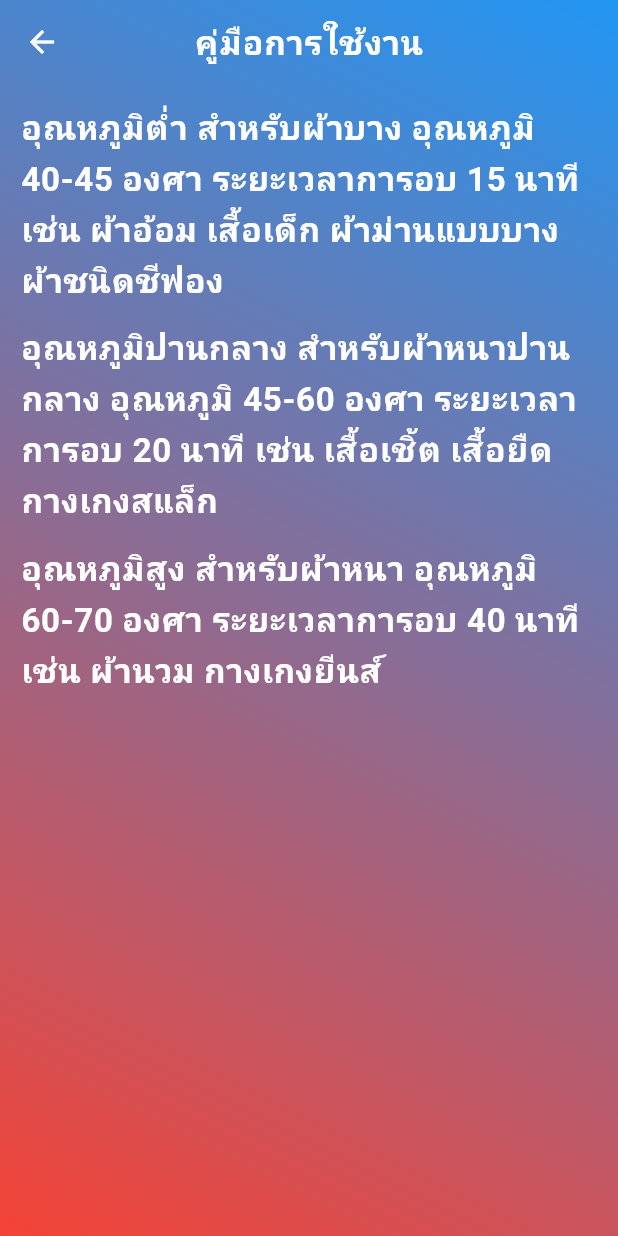
After one commit to Lenilk/Tuxbpha, a Flutter app: the MyHomePage screen opened directly, after a tap on the "help" icon, on a phone screen of 412 x 824 dp. The commit adds this screen. Run offline on Flutter 3.47's test engine with Material 3 defaults, Android fonts, the phone set to English and light mode, and no system bars; our stand-ins replace shared_preferences; accounts and stored records are empty; network calls fail.

Commit message:
add manual page, icon in home page, text theme. create string to object class. make icon_widget for adjust radius icon size

```diff
--- /dev/null
+++ b/lib/components/icon_widget.dart
@@ -0,0 +1,10 @@
+
+import 'package:flutter/material.dart';
+
+Widget icon_widget(double radius) {
+  return ClipOval(
+      child: SizedBox.fromSize(
+        size: Size.fromRadius(radius), // Image radius
+        child: Image.asset('icon/icon.jpg', fit: BoxFit.cover),
+      ));
+}
--- a/lib/main.dart
+++ b/lib/main.dart
@@ -12,6 +12,9 @@ class MyApp extends StatelessWidget {
       theme: ThemeData(
         colorScheme: ColorScheme.fromSeed(seedColor: Colors.deepPurple),
         useMaterial3: true,
+        textTheme: const TextTheme(
+          bodyLarge: TextStyle(fontSize: 22,fontWeight: FontWeight.bold, color: Colors.white), // สำหรับข้อความหลัก
+        ),
       ),
       home:  const LoginPage(),
     );
--- /dev/null
+++ b/lib/page/detail_dialog_widget.dart
@@ -0,0 +1,52 @@
+import 'package:flutter/material.dart';
+
+class DetailPage extends StatelessWidget {
+  const DetailPage({super.key});
+
+  @override
+  Widget build(BuildContext context) {
+    return Container(
+        decoration: const BoxDecoration(
+            gradient: LinearGradient(
+          begin: Alignment.topRight,
+          end: Alignment.bottomLeft,
+          colors: [
+            Colors.blue,
+            Colors.red,
+          ],
+        )),
+        child: Scaffold(
+          appBar: AppBar(
+            backgroundColor: Colors.transparent,
+            foregroundColor: Colors.white,
+            title: Text("คู่มือการใช้งาน",style: Theme.of(context).textTheme.bodyLarge,),
+            centerTitle: true,
+          ),
+          backgroundColor: Colors.transparent,
+          body: Padding(
+            padding: const EdgeInsets.symmetric(horizontal: 14),
+            child: ListView(
+              children: [
+                const SizedBox(height: 12,),
+                Text(
+                  "อุณหภูมิต่ำ สำหรับผ้าบาง อุณหภูมิ 40-45 องศา ระยะเวลาการอบ 15 นาที เช่น ผ้าอ้อม เสื้อเด็ก ผ้าม่านแบบบาง ผ้าชนิดชีฟอง",
+                  style: Theme.of(context).textTheme.bodyLarge,
+                ),
+                const SizedBox(
+                  height: 12,
+                ),
+                Text(
+                    "อุณหภูมิปานกลาง สำหรับผ้าหนาปานกลาง อุณหภูมิ 45-60 องศา ระยะเวลาการอบ 20 นาที เช่น เสื้อเชิ้ต เสื้อยืด กางเกงสแล็ก",
+                    style: Theme.of(context).textTheme.bodyLarge),
+                const SizedBox(
+                  height: 12,
+                ),
+                Text(
+                    "อุณหภูมิสูง สำหรับผ้าหนา อุณหภูมิ 60-70 องศา ระยะเวลาการอบ 40 นาที เช่น ผ้านวม กางเกงยีนส์",
+                    style: Theme.of(context).textTheme.bodyLarge)
+              ],
+            ),
+          ),
+        ));
+  }
+}
--- a/lib/page/homepage.dart
+++ b/lib/page/homepage.dart
@@ -1,7 +1,11 @@
 import 'dart:async';
 import 'dart:convert';
 import 'dart:io';
-
+import 'dart:isolate';
+import 'package:dryer_smart/components/icon_widget.dart';
+import 'package:dryer_smart/dto/data.dart';
+import 'package:dryer_smart/page/detail_dialog_widget.dart';
+import 'package:flutter/foundation.dart';
 import 'package:flutter/material.dart';
 import 'package:http/http.dart' as http;
 import 'package:dryer_smart/components/comfirm_dialog_widget.dart';
@@ -16,40 +20,47 @@ class MyHomePage extends StatefulWidget {
 }
 
 class _MyHomePageState extends State<MyHomePage> {
-  int _counter = 0;
   String? HumidVal = "Loading";
   String? TempVal = "Loading";
   String? state = "Loading";
-
-  Future<String?> fetchHumid() async {
+  void fetchHumid() async {
     final res = await http.get(Uri.parse(
         'https://api.anto.io/channel/get/u6xuDlZyHCPHLDwRKhpOZA8SnZOjps0KMI51krgc/DHTTest/DHT21'));
-    final body = jsonDecode(res.body) as Map<String, dynamic>;
+    String responseBody = utf8.decode(res.bodyBytes);
+
+    Data body = parseBody(responseBody);
     debugPrint(body.toString());
     setState(() {
-      HumidVal = body['value'];
+      HumidVal = body.value;
     });
-    return body['value'];
   }
 
   void fetchTemp() async {
-    debugPrint(fetchingData.isActive.toString());
     final res = await http.get(Uri.parse(
         'https://api.anto.io/channel/get/u6xuDlZyHCPHLDwRKhpOZA8SnZOjps0KMI51krgc/DHTTest/test'));
-    final body = jsonDecode(res.body) as Map<String, dynamic>;
+    String responseBody = utf8.decode(res.bodyBytes);
+
+    Data body = parseBody(responseBody);
     debugPrint(body.toString());
     setState(() {
-      TempVal = body['value'];
+      TempVal = body.value;
     });
+  }
+
+  Data parseBody(String body) {
+    final data = jsonDecode(body) as Map<String, dynamic>;
+    return Data.fromJson(data);
   }
 
   void fetchState() async {
     final res = await http.get(Uri.parse(
         'https://api.anto.io/channel/get/u6xuDlZyHCPHLDwRKhpOZA8SnZOjps0KMI51krgc/DHTTest/State'));
-    final body = jsonDecode(res.body) as Map<String, dynamic>;
+    String responseBody = utf8.decode(res.bodyBytes);
+
+    Data body = parseBody(responseBody);
     debugPrint(body.toString());
     setState(() {
-      state = body['value'];
+      state = body.value;
     });
   }
 
@@ -86,6 +97,7 @@ class _MyHomePageState extends State<MyHomePage> {
   void initState() {
     super.initState();
     allFetchData();
+
     fetchingData;
   }
 
@@ -126,17 +138,29 @@ class _MyHomePageState extends State<MyHomePage> {
         appBar: AppBar(
           foregroundColor: Colors.white,
           backgroundColor: Colors.transparent,
+          actions: [
+            IconButton(
+                tooltip: "คู่มือการใช้งาน",
+                onPressed: () {
+                  Navigator.push(
+                      context,
+                      MaterialPageRoute(
+                          builder: (context) => const DetailPage()));
+                },
+                icon: const Icon(Icons.help))
+          ],
         ),
         backgroundColor: Colors.transparent,
         body: Padding(
-          padding: const EdgeInsets.fromLTRB(50, 150, 50, 150),
+          padding: const EdgeInsets.fromLTRB(50, 50, 50, 100),
           child: Column(
-            mainAxisAlignment: MainAxisAlignment.spaceBetween,
             crossAxisAlignment: CrossAxisAlignment.start,
             children: [
               Center(
                 child: Column(
                   children: [
+                    icon_widget(80),
+                    SizedBox(height: 12,),
                     myText("แสดงค่าอุณหภูมิ"),
                     myText("$TempVal"),
                     myText("แสดงค่าความชื้น"),
@@ -154,24 +178,24 @@ class _MyHomePageState extends State<MyHomePage> {
                     style: ElevatedButton.styleFrom(
                         backgroundColor: Colors.greenAccent),
                     onPressed: () {
-                      comfirmBtnFn(context, "LOW");
+                      comfirmBtnFn(context, "ต่ำ");
                     },
-                    child: myText("Low"),
+                    child: myText("ต่ำ"),
                   ),
                   ElevatedButton(
                       style: ElevatedButton.styleFrom(
                           backgroundColor: Colors.amber),
                       onPressed: () {
-                        comfirmBtnFn(context, "MEDIUM");
+                        comfirmBtnFn(context, "ปานกลาง");
                       },
-                      child: myText("Medium")),
+                      child: myText("ปานกลาง")),
                   ElevatedButton(
                     style: ElevatedButton.styleFrom(
                         backgroundColor: Colors.orangeAccent),
                     onPressed: () {
-                      comfirmBtnFn(context, "HIGH");
+                      comfirmBtnFn(context, "สูง");
                     },
-                    child: myText("High"),
+                    child: myText("สูง"),
                   ),
                 ],
               ),
@@ -181,9 +205,9 @@ class _MyHomePageState extends State<MyHomePage> {
                     style: ElevatedButton.styleFrom(
                         backgroundColor: Colors.redAccent),
                     onPressed: () {
-                      comfirmBtnFn(context, "DOWN");
+                      comfirmBtnFn(context, "หยุดการทำงาน");
                     },
-                    child: myText("SHUTDOWN")),
+                    child: myText("หยุดการทำงาน")),
               ),
               const SizedBox(height: 20),
               Center(
@@ -194,7 +218,7 @@ class _MyHomePageState extends State<MyHomePage> {
                     onPressed: () {
                       exit(0);
                     },
-                    child: myText("Exit")),
+                    child: myText("ออก")),
               ),
             ],
           ),
```
Also changed, not shown: lib/dto/data.dart (added, +11 -0 lines), lib/page/loginpage.dart (+3 -9 lines).
